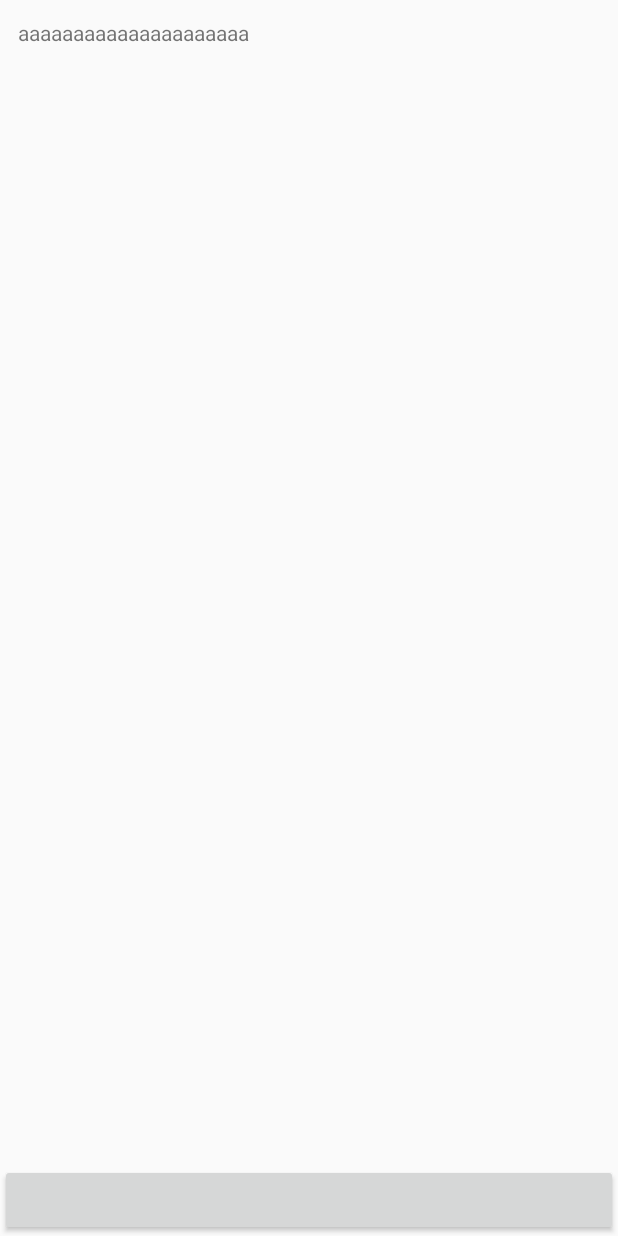
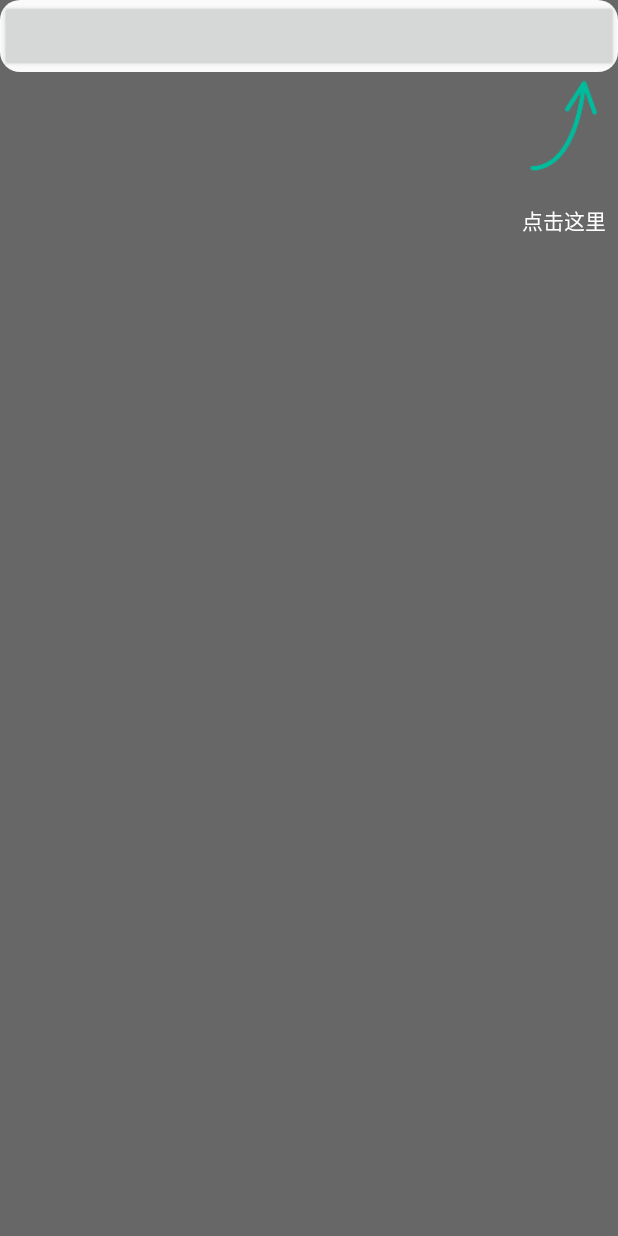
Before and after one commit to yxr2222222/AndroidBaseDemo, an Android app: the screen it shows after launch (MainActivity), on a phone screen of 412 x 824 dp. Run offline under Robolectric (Android 15) with nearby library versions, the phone set to English and light mode, and no system bars; our stand-ins replace ButterKnife, RxJava; libraries missing offline, so code that uses them is left out: com.gyf.immersionbar; 1 statement that could not run was skipped.

Commit message:
引导优化

```diff
--- a/app/src/main/java/com/yxr/androidbasedemo/MainActivity.java
+++ b/app/src/main/java/com/yxr/androidbasedemo/MainActivity.java
@@ -1,6 +1,5 @@
 package com.yxr.androidbasedemo;
 
-import android.os.Bundle;
 import android.widget.Button;
 
 import androidx.annotation.NonNull;
@@ -8,6 +7,7 @@ import androidx.fragment.app.Fragment;
 import androidx.fragment.app.FragmentPagerAdapter;
 import androidx.viewpager.widget.ViewPager;
 
+import com.yxr.base.BaseGuide;
 import com.yxr.base.activity.BaseStatusActivity;
 
 import java.util.ArrayList;
@@ -47,6 +47,9 @@ public class MainActivity extends BaseStatusActivity {
                 return fragmentList.size();
             }
         });
+
+        BaseGuide baseGuide = new BaseGuide(this);
+        baseGuide.showGuide(btnClick);
     }
 
     @OnClick(R.id.btnClick)
--- a/app/src/main/res/layout/activity_main.xml
+++ b/app/src/main/res/layout/activity_main.xml
@@ -6,17 +6,18 @@
     android:layout_height="match_parent"
     tools:context=".MainActivity">
 
+    <Button
+        android:id="@+id/btnClick"
+        android:layout_width="match_parent"
+        android:layout_height="wrap_content"
+        app:layout_constraintLeft_toLeftOf="parent"
+        app:layout_constraintTop_toTopOf="parent" />
+
     <androidx.viewpager.widget.ViewPager
         android:id="@+id/viewPager"
-        app:layout_constraintTop_toTopOf="parent"
+        android:layout_width="match_parent"
+        android:layout_height="match_parent"
         app:layout_constraintLeft_toLeftOf="parent"
-        android:layout_width="match_parent"
-        android:layout_height="wrap_content" />
-
-    <Button
-        android:id="@+id/btnClick"
-        app:layout_constraintBottom_toBottomOf="parent"
-        android:layout_width="match_parent"
-        android:layout_height="wrap_content"/>
+        app:layout_constraintTop_toBottomOf="@+id/btnClick" />
 
 </androidx.constraintlayout.widget.ConstraintLayout>
--- a/base/build.gradle
+++ b/base/build.gradle
@@ -9,7 +9,7 @@ android {
         minSdkVersion 16
         targetSdkVersion 28
         versionCode 1
-        versionName "2.3.0"
+        versionName "2.3.1"
 
         testInstrumentationRunner "androidx.test.runner.AndroidJUnitRunner"
     }
--- a/base/src/main/java/com/yxr/base/BaseGuide.java
+++ b/base/src/main/java/com/yxr/base/BaseGuide.java
@@ -1,14 +1,19 @@
 package com.yxr.base;
 
 import android.app.Activity;
+import android.util.Log;
+import android.view.LayoutInflater;
 import android.view.View;
+import android.view.ViewTreeObserver;
+import android.widget.ImageView;
+import android.widget.TextView;
 
 import androidx.annotation.NonNull;
 
 import com.yxr.base.widget.guide.Component;
 import com.yxr.base.widget.guide.GuideBuilder;
 
-public class BaseGuide implements GuideBuilder.OnVisibilityChangedListener {
+public class BaseGuide implements GuideBuilder.OnVisibilityChangedListener, GuideBuilder.OnTargetClickListener {
     @NonNull
     private final Activity activity;
 
@@ -18,12 +23,30 @@ public class BaseGuide implements GuideBuilder.OnVisibilityChangedListener {
 
     public void showGuide(View targetView) {
         if (targetView != null) {
+            if (targetView.getWidth() > 0 && targetView.getHeight() > 0) {
+                showInnerGuide(targetView);
+            } else {
+                targetView.getViewTreeObserver().addOnGlobalLayoutListener(new ViewTreeObserver.OnGlobalLayoutListener() {
+                    @Override
+                    public void onGlobalLayout() {
+                        if (targetView.getWidth() > 0 && targetView.getHeight() > 0) {
+                            targetView.getViewTreeObserver().removeOnGlobalLayoutListener(this);
+                            showInnerGuide(targetView);
+                        }
+                    }
+                });
+            }
+        }
+    }
+
+    private void showInnerGuide(View targetView) {
         GuideBuilder builder = new GuideBuilder();
         builder = builder.setTargetView(targetView)
                 .setAlpha(getAlpha())
                 .setOutsideTouchable(getOutsideTouchable())
                 .setHighTargetCorner(getHeightTargetCorner())
                 .setHighTargetPadding(getHeightTargetPadding())
+                .setOnTargetClickListener(this)
                 .setOnVisibilityChangedListener(this);
         Component component = getComponent();
         if (component != null) {
@@ -31,7 +54,6 @@ public class BaseGuide implements GuideBuilder.OnVisibilityChangedListener {
         }
         builder.createGuide()
                 .show(activity);
-        }
     }
 
     @Override
@@ -44,12 +66,17 @@ public class BaseGuide implements GuideBuilder.OnVisibilityChangedListener {
 
     }
 
+    @Override
+    public void onTargetClicked() {
+        Log.e("TTTTTAG", "onTargetClicked: ");
+    }
+
     protected boolean getOutsideTouchable() {
         return false;
     }
 
     protected Component getComponent() {
-        return null;
+        return new SimpleComponent(R.drawable.icon_guide_arrow, activity.getString(R.string.click_here));
     }
 
     protected int getHeightTargetPadding() {
@@ -63,4 +90,51 @@ public class BaseGuide implements GuideBuilder.OnVisibilityChangedListener {
     protected int getAlpha() {
         return 150;
     }
+
+    public static class SimpleComponent implements Component {
+
+        private int iconRes;
+        private String desc;
+
+        public SimpleComponent(String desc) {
+            this(0, desc);
         }
+
+        public SimpleComponent(int iconRes, String desc) {
+            this.iconRes = iconRes;
+            this.desc = desc;
+        }
+
+        @Override
+        public View getView(LayoutInflater inflater) {
+            View view = inflater.inflate(R.layout.layout_simple_component, null);
+            ImageView ivIcon = view.findViewById(R.id.ivIcon);
+            TextView tvDesc = view.findViewById(R.id.tvDesc);
+            if (iconRes != 0) {
+                ivIcon.setImageResource(iconRes);
+            }
+            tvDesc.setText(desc);
+            return view;
+        }
+
+        @Override
+        public int getAnchor() {
+            return Component.ANCHOR_BOTTOM;
+        }
+
+        @Override
+        public int getFitPosition() {
+            return Component.FIT_END;
+        }
+
+        @Override
+        public int getXOffset() {
+            return 0;
+        }
+
+        @Override
+        public int getYOffset() {
+            return 0;
+        }
+    }
+}
--- a/base/src/main/java/com/yxr/base/widget/guide/Guide.java
+++ b/base/src/main/java/com/yxr/base/widget/guide/Guide.java
@@ -269,7 +269,10 @@ public class Guide implements View.OnKeyListener, View.OnTouchListener {
                             && motionEvent.getX() < targetRect.right
                             && motionEvent.getY() > targetRect.top
                             && motionEvent.getY() < targetRect.bottom) {
-
+                        if (onTargetClickListener != null) {
+                            onTargetClickListener.onTargetClicked();
+                        }
+                        dismiss();
                     }
                 }
             }
--- /dev/null
+++ b/base/src/main/res/layout/layout_simple_component.xml
@@ -0,0 +1,22 @@
+<?xml version="1.0" encoding="utf-8"?>
+<LinearLayout xmlns:android="http://schemas.android.com/apk/res/android"
+    android:layout_width="match_parent"
+    android:layout_height="wrap_content"
+    android:gravity="center"
+    android:orientation="vertical">
+
+    <ImageView
+        android:id="@+id/ivIcon"
+        android:layout_width="@dimen/dp72"
+        android:layout_height="@dimen/dp72"
+        android:scaleType="centerCrop"
+        android:src="@drawable/icon_guide_arrow" />
+
+    <TextView
+        android:id="@+id/tvDesc"
+        android:textColor="@color/white_ffffff"
+        android:textSize="@dimen/sp14"
+        android:layout_marginTop="@dimen/dp16"
+        android:layout_width="wrap_content"
+        android:layout_height="wrap_content"/>
+</LinearLayout>
--- a/base/src/main/res/values/strings.xml
+++ b/base/src/main/res/values/strings.xml
@@ -7,4 +7,5 @@
     <string name="cancel">取消</string>
     <string name="confirm">确定</string>
     <string name="copy_success">复制成功</string>
+    <string name="click_here">点击这里</string>
 </resources>
```
Also changed, not shown: base/src/main/res/drawable-xxhdpi/icon_guide_arrow.png (added). Lines whose indentation alone changed are shown as unchanged.
